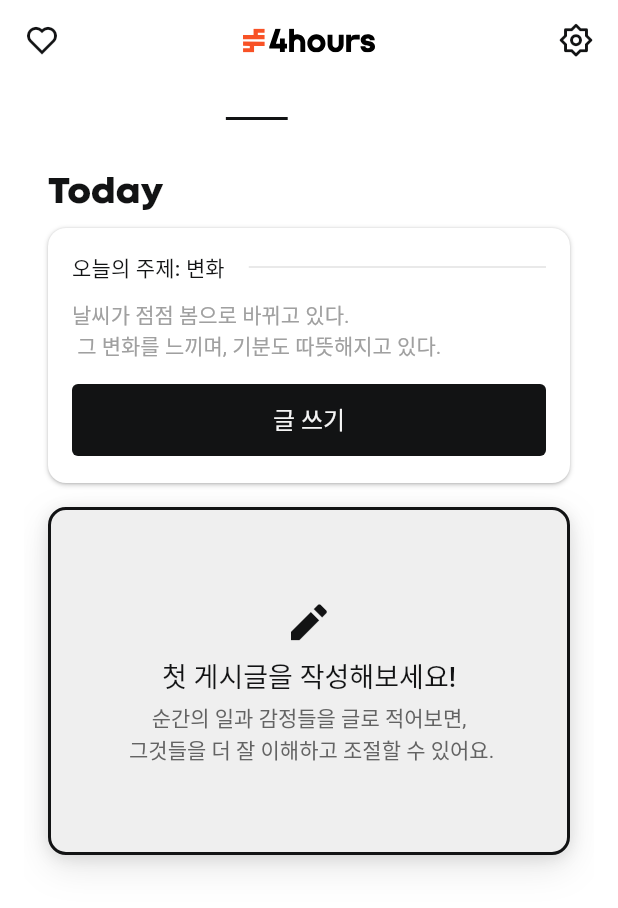
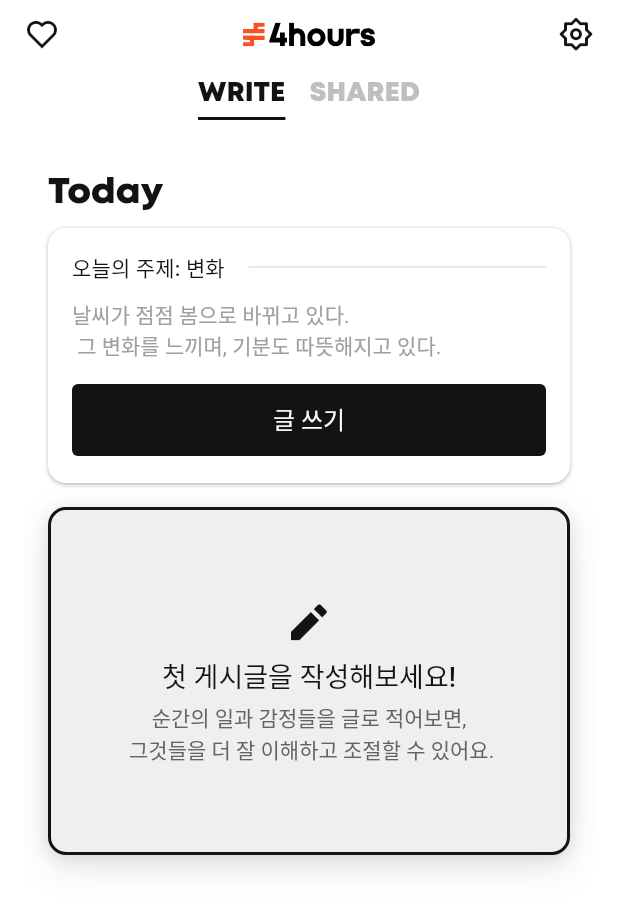
Before and after one commit to Billionaire-Project/four_hours_client, a Flutter app: the screen it shows once a user with an empty profile is signed in, on a phone screen of 412 x 824 dp. Shown: the top 908 px of the screen. Run offline on Flutter 3.47's test engine with Material 2 defaults, Android fonts, the phone set to English and light mode, and no system bars; our stand-ins replace firebase_auth, firebase_core, flutter_riverpod, flutter_svg, go_router, google_sign_in and 2 more; accounts and stored records are empty; Roboto replaces fonts that are missing (Pretendard).

Commit message:
[Change] Divide bottom tab bar from home page and add unselected label color

```diff
--- /dev/null
+++ b/lib/views/home_screen/bottom_tab_bar.dart
@@ -0,0 +1,68 @@
+import 'package:flutter/material.dart';
+import 'package:four_hours_client/constants/app_sizes.dart';
+import 'package:four_hours_client/utils/app_colors.dart';
+import 'package:four_hours_client/utils/custom_text_style.dart';
+import 'package:four_hours_client/views/shared_tab/shared_page.dart';
+import 'package:four_hours_client/views/write_screen.dart/write_page.dart';
+import 'package:go_router/go_router.dart';
+
+class BottomTabBar extends StatelessWidget implements PreferredSizeWidget {
+  final TabController? tabController;
+  const BottomTabBar({Key? key, this.tabController}) : super(key: key);
+
+  @override
+  Size get preferredSize => const Size.fromHeight(appBarBottomHeight);
+
+  @override
+  Widget build(BuildContext context) {
+    return PreferredSize(
+      preferredSize: preferredSize,
+      child: Align(
+        alignment: Alignment.center,
+        child: TabBar(
+          isScrollable: true,
+          controller: tabController,
+          tabs: [
+            Text(
+              'WRITE',
+              style: CustomTextStyle(context).montTitleLarge.copyWith(
+                  color: tabController?.index == 0
+                      ? AppLightColors.gray900
+                      : AppLightColors.gray300),
+            ),
+            Text(
+              'SHARED',
+              style: CustomTextStyle(context).montTitleLarge.copyWith(
+                  color: tabController?.index == 1
+                      ? AppLightColors.gray900
+                      : AppLightColors.gray300),
+            )
+          ],
+          indicator: const BoxDecoration(
+            border: Border(
+              bottom: BorderSide(
+                color: AppLightColors.gray900,
+                width: 2.0,
+              ),
+            ),
+          ),
+          indicatorSize: TabBarIndicatorSize.label,
+          splashFactory: NoSplash.splashFactory,
+          padding: EdgeInsets.zero,
+          labelPadding: const EdgeInsets.symmetric(horizontal: 8, vertical: 4),
+          unselectedLabelColor: AppLightColors.gray300,
+          unselectedLabelStyle: CustomTextStyle(context)
+              .montTitleLarge
+              .copyWith(color: AppLightColors.gray300),
+          onTap: (int index) {
+            if (index == 0) {
+              context.go(WritePage.path);
+            } else {
+              context.go(SharedPage.path);
+            }
+          },
+        ),
+      ),
+    );
+  }
+}
--- a/lib/views/home_screen/home_page.dart
+++ b/lib/views/home_screen/home_page.dart
@@ -1,11 +1,7 @@
 import 'package:flutter/material.dart';
-import 'package:four_hours_client/constants/app_sizes.dart';
-import 'package:four_hours_client/utils/mont_text_style.dart';
-import 'package:four_hours_client/views/shared_tab/shared_page.dart';
+import 'package:four_hours_client/views/home_screen/bottom_tab_bar.dart';
 import 'package:four_hours_client/views/widgets/main_app_bar.dart';
 import 'package:four_hours_client/views/widgets/main_wrapper.dart';
-import 'package:four_hours_client/views/write_tab/write_page.dart';
-import 'package:go_router/go_router.dart';
 
 class HomePage extends StatefulWidget {
   final Widget child;
@@ -37,55 +33,10 @@ class _HomePageState extends State<HomePage>
   Widget build(BuildContext context) {
     return MainWrapper(
       appBar: MainAppBar(
-        bottom: PreferredSize(
-          preferredSize: const Size.fromHeight(appBarBottomHeight),
-          child: DefaultTabController(
-            length: 2,
-            child: Align(
-              alignment: Alignment.center,
-              child: TabBar(
-                isScrollable: true,
-                controller: _tabController,
-                tabs: [
-                  Text(
-                    'WRITE',
-                    style: MontTextStyle.titleLarge
-                        .copyWith(color: Theme.of(context).colorScheme.primary),
-                  ),
-                  Text(
-                    'SHARED',
-                    style: MontTextStyle.titleLarge
-                        .copyWith(color: Theme.of(context).colorScheme.primary),
-                  )
-                ],
-                indicator: BoxDecoration(
-                  border: Border(
-                    bottom: BorderSide(
-                      color: Theme.of(context).colorScheme.primary,
-                      width: 2.0,
-                    ),
-                  ),
-                ),
-                indicatorSize: TabBarIndicatorSize.label,
-                splashFactory: NoSplash.splashFactory,
-                padding: EdgeInsets.zero,
-                labelPadding:
-                    const EdgeInsets.symmetric(horizontal: 8, vertical: 4),
-                onTap: (int index) {
-                  if (index == 0) {
-                    context.go(WritePage.path);
-                  } else {
-                    context.go(SharedPage.path);
-                  }
-                },
-              ),
-            ),
-          ),
-        ),
-      ),
-      child: Scaffold(
-        body: widget.child,
-      ),
+          bottom: BottomTabBar(
+        tabController: _tabController,
+      )),
+      child: widget.child,
     );
   }
 }
```
